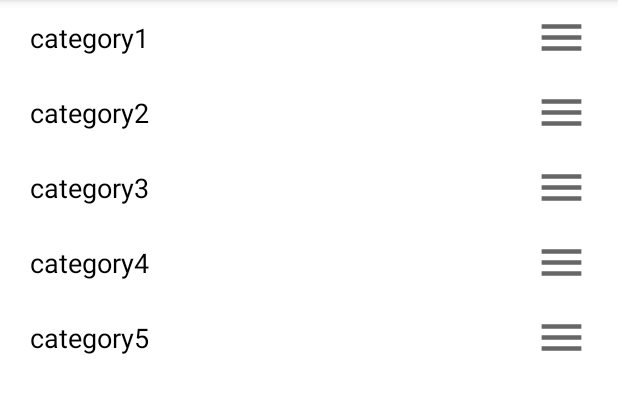
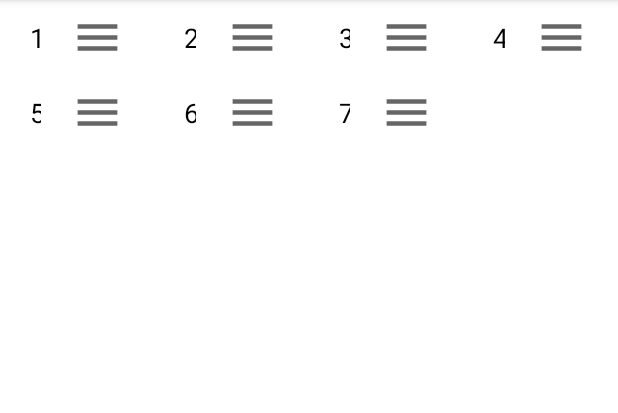
Before and after one commit to EUNGB/RecyclerViewDragDropSwipe, an Android app: the screen it shows after launch (MainActivity), on a phone screen of 412 x 824 dp, the part 84-497 px from its top. Run offline under Robolectric (Android 15) with nearby library versions, the phone set to English and light mode, and no system bars.

Commit message:
GridLayoutManager - RecyclerView drag&drop 구현

```diff
--- a/app/src/main/java/com/meltingb/recyclerviewtouchhelper/MainActivity.kt
+++ b/app/src/main/java/com/meltingb/recyclerviewtouchhelper/MainActivity.kt
@@ -2,6 +2,7 @@ package com.meltingb.recyclerviewtouchhelper
 
 import androidx.appcompat.app.AppCompatActivity
 import android.os.Bundle
+import androidx.recyclerview.widget.GridLayoutManager
 import androidx.recyclerview.widget.ItemTouchHelper
 import androidx.recyclerview.widget.LinearLayoutManager
 import androidx.recyclerview.widget.RecyclerView
@@ -12,8 +13,10 @@ class MainActivity : AppCompatActivity() {
         setContentView(R.layout.activity_main)
 
         val recyclerView = findViewById<RecyclerView>(R.id.recyclerView)
-        val list = mutableListOf("category1", "category2", "category3", "category4", "category5")
+        val recyclerView2 = findViewById<RecyclerView>(R.id.recyclerView_grid)
+        val list = mutableListOf("1", "2", "3", "4", "5", "6", "7")
 
+        // LinearLayout RecyclerView
         val adapter = LinearListViewAdapter(list)
         recyclerView.layoutManager = LinearLayoutManager(this)
         val callback = ItemTouchHelperCallback(adapter)
@@ -25,5 +28,20 @@ class MainActivity : AppCompatActivity() {
                 touchHelper.startDrag(viewHolder)
             }
         })
+
+
+        // GridLayout RecyclerView
+        val adapter2 = GridListViewAdapter(list)
+        recyclerView2.layoutManager = GridLayoutManager(this, 4)
+        val callback2 = ItemTouchHelperCallback(adapter)
+        val touchHelper2 = ItemTouchHelper(callback2)
+        touchHelper2.attachToRecyclerView(recyclerView2)
+        recyclerView2.adapter = adapter
+        adapter2.startDrag(object : GridListViewAdapter.OnStartDragListener {
+            override fun onStartDrag(viewHolder: RecyclerView.ViewHolder) {
+                touchHelper2.startDrag(viewHolder)
+            }
+        })
+
     }
 }
--- a/app/src/main/res/layout/activity_main.xml
+++ b/app/src/main/res/layout/activity_main.xml
@@ -10,6 +10,16 @@
         android:id="@+id/recyclerView"
         android:layout_width="match_parent"
         android:layout_height="match_parent"
+        android:visibility="gone"
+        app:layout_constraintBottom_toBottomOf="parent"
+        app:layout_constraintEnd_toEndOf="parent"
+        app:layout_constraintStart_toStartOf="parent"
+        app:layout_constraintTop_toTopOf="parent" />
+
+    <androidx.recyclerview.widget.RecyclerView
+        android:id="@+id/recyclerView_grid"
+        android:layout_width="match_parent"
+        android:layout_height="match_parent"
         app:layout_constraintBottom_toBottomOf="parent"
         app:layout_constraintEnd_toEndOf="parent"
         app:layout_constraintStart_toStartOf="parent"
```
Also changed, not shown: app/src/main/java/com/meltingb/recyclerviewtouchhelper/GridListViewAdapter.kt (added, +66 -0 lines), app/src/main/res/layout/item_gird.xml (added, +33 -0 lines).
